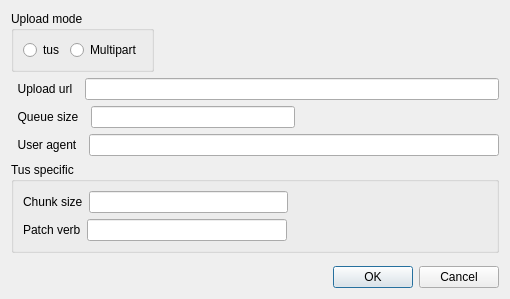
First picture: the form in uploadsettings.ui, repository arifsetiawan/qt-plugin-host, before the edit.
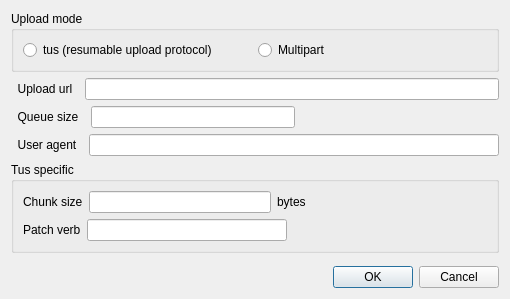
Second picture: the form after the edit.

```diff
--- a/uploadsettings.ui
+++ b/uploadsettings.ui
@@ -28,7 +28,7 @@
         <item>
          <widget class="QRadioButton" name="radioButtonTus">
           <property name="text">
-           <string>tus</string>
+           <string>tus (resumable upload protocol)</string>
           </property>
          </widget>
         </item>
@@ -45,19 +45,6 @@
        <zorder>radioButtonMultipart</zorder>
       </widget>
      </item>
-     <item>
-      <spacer name="horizontalSpacer">
-       <property name="orientation">
-        <enum>Qt::Horizontal</enum>
-       </property>
-       <property name="sizeHint" stdset="0">
-        <size>
-         <width>40</width>
-         <height>20</height>
-        </size>
-       </property>
-      </spacer>
-     </item>
     </layout>
    </item>
    <item>
@@ -133,6 +120,13 @@
         <item>
          <widget class="QLineEdit" name="lineChunkSize"/>
         </item>
+        <item>
+         <widget class="QLabel" name="label_6">
+          <property name="text">
+           <string>bytes</string>
+          </property>
+         </widget>
+        </item>
         <item>
          <spacer name="horizontalSpacer_3">
           <property name="orientation">
```
Left out of the diff: 3 changed lines with no effect on the pictures.
